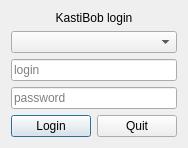
Above: app/KastiBobGui/uis/loginform.ui from Sajoch/KastiBob before the change. Below: the same form after it.
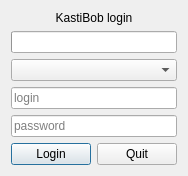
That is the form after the change. Icons and pictures are not drawn.

What changed in the file:
```diff
--- a/app/KastiBobGui/uis/loginform.ui
+++ b/app/KastiBobGui/uis/loginform.ui
@@ -10,7 +10,7 @@
     <x>0</x>
     <y>0</y>
     <width>178</width>
-    <height>140</height>
+    <height>167</height>
    </rect>
   </property>
   <property name="windowTitle">
@@ -33,6 +33,22 @@
        </property>
       </widget>
      </item>
+     <item>
+      <widget class="QProgressBar" name="progressBar">
+       <property name="enabled">
+        <bool>true</bool>
+       </property>
+       <property name="autoFillBackground">
+        <bool>false</bool>
+       </property>
+       <property name="value">
+        <number>0</number>
+       </property>
+       <property name="textVisible">
+        <bool>false</bool>
+       </property>
+      </widget>
+     </item>
      <item>
       <widget class="QComboBox" name="comboBox">
        <property name="sizePolicy">
```
